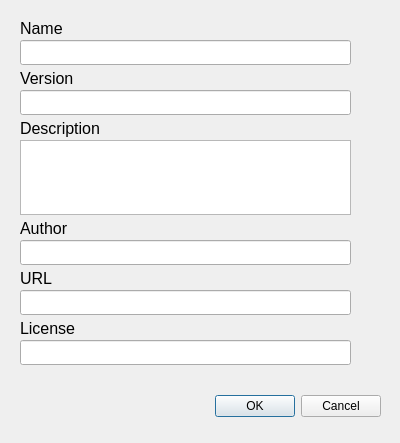
The window that apps/OpenSpace/ext/launcher/src/meta.ui (OpenSpace/OpenSpace) describes before a commit, drawn with Qt 5.
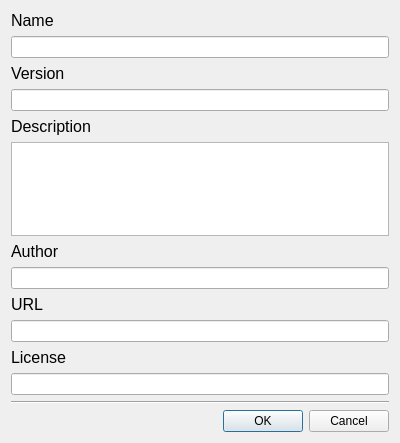
The same window after the commit.

Commit message: Implementing multiple changes to layouts and features based on feedback

```diff
--- a/apps/OpenSpace/ext/launcher/src/meta.ui
+++ b/apps/OpenSpace/ext/launcher/src/meta.ui
@@ -10,34 +10,35 @@
     <height>443</height>
    </rect>
   </property>
+  <property name="sizePolicy">
+   <sizepolicy hsizetype="Preferred" vsizetype="Preferred">
+    <horstretch>0</horstretch>
+    <verstretch>0</verstretch>
+   </sizepolicy>
+  </property>
+  <property name="minimumSize">
+   <size>
+    <width>320</width>
+    <height>400</height>
+   </size>
+  </property>
+  <property name="maximumSize">
+   <size>
+    <width>1000</width>
+    <height>900</height>
+   </size>
+  </property>
   <property name="windowTitle">
    <string>Meta</string>
   </property>
-  <widget class="QDialogButtonBox" name="buttonBox">
-   <property name="geometry">
-    <rect>
-     <x>40</x>
-     <y>390</y>
-     <width>341</width>
-     <height>32</height>
-    </rect>
-   </property>
-   <property name="orientation">
-    <enum>Qt::Horizontal</enum>
-   </property>
-   <property name="standardButtons">
-    <set>QDialogButtonBox::Cancel|QDialogButtonBox::Ok</set>
-   </property>
-  </widget>
+  <layout class="QGridLayout" name="gridLayout">
+   <item row="0" column="0">
+    <layout class="QVBoxLayout" name="verticalLayout">
+     <property name="sizeConstraint">
+      <enum>QLayout::SetMaximumSize</enum>
+     </property>
+     <item>
   <widget class="QLabel" name="label_name">
-   <property name="geometry">
-    <rect>
-     <x>20</x>
-     <y>20</y>
-     <width>67</width>
-     <height>17</height>
-    </rect>
-   </property>
    <property name="font">
     <font>
      <family>Arial</family>
@@ -48,25 +49,19 @@
     <string>Name</string>
    </property>
   </widget>
+     </item>
+     <item>
   <widget class="QLineEdit" name="line_name">
-   <property name="geometry">
-    <rect>
-     <x>20</x>
-     <y>40</y>
-     <width>331</width>
-     <height>25</height>
-    </rect>
-   </property>
-  </widget>
+       <property name="minimumSize">
+        <size>
+         <width>300</width>
+         <height>0</height>
+        </size>
+       </property>
+      </widget>
+     </item>
+     <item>
   <widget class="QLabel" name="label_version">
-   <property name="geometry">
-    <rect>
-     <x>20</x>
-     <y>70</y>
-     <width>67</width>
-     <height>17</height>
-    </rect>
-   </property>
    <property name="font">
     <font>
      <family>Arial</family>
@@ -77,25 +72,19 @@
     <string>Version</string>
    </property>
   </widget>
+     </item>
+     <item>
   <widget class="QLineEdit" name="line_version">
-   <property name="geometry">
-    <rect>
-     <x>20</x>
-     <y>90</y>
-     <width>331</width>
-     <height>25</height>
-    </rect>
-   </property>
-  </widget>
+       <property name="minimumSize">
+        <size>
+         <width>300</width>
+         <height>0</height>
+        </size>
+       </property>
+      </widget>
+     </item>
+     <item>
   <widget class="QLabel" name="label_description">
-   <property name="geometry">
-    <rect>
-     <x>20</x>
-     <y>120</y>
-     <width>91</width>
-     <height>17</height>
-    </rect>
-   </property>
    <property name="font">
     <font>
      <family>Arial</family>
@@ -106,25 +95,19 @@
     <string>Description</string>
    </property>
   </widget>
+     </item>
+     <item>
   <widget class="QTextEdit" name="text_description">
-   <property name="geometry">
-    <rect>
-     <x>20</x>
-     <y>140</y>
-     <width>331</width>
-     <height>75</height>
-    </rect>
-   </property>
-  </widget>
+       <property name="minimumSize">
+        <size>
+         <width>300</width>
+         <height>0</height>
+        </size>
+       </property>
+      </widget>
+     </item>
+     <item>
   <widget class="QLabel" name="label_author">
-   <property name="geometry">
-    <rect>
-     <x>20</x>
-     <y>220</y>
-     <width>67</width>
-     <height>17</height>
-    </rect>
-   </property>
    <property name="font">
     <font>
      <family>Arial</family>
@@ -135,35 +118,19 @@
     <string>Author</string>
    </property>
   </widget>
+     </item>
+     <item>
   <widget class="QLineEdit" name="line_author">
-   <property name="geometry">
-    <rect>
-     <x>20</x>
-     <y>240</y>
-     <width>331</width>
-     <height>25</height>
-    </rect>
-   </property>
-  </widget>
-  <widget class="QLineEdit" name="line_url">
-   <property name="geometry">
-    <rect>
-     <x>20</x>
-     <y>290</y>
-     <width>331</width>
-     <height>25</height>
-    </rect>
-   </property>
-  </widget>
+       <property name="minimumSize">
+        <size>
+         <width>300</width>
+         <height>0</height>
+        </size>
+       </property>
+      </widget>
+     </item>
+     <item>
   <widget class="QLabel" name="label_url">
-   <property name="geometry">
-    <rect>
-     <x>20</x>
-     <y>270</y>
-     <width>67</width>
-     <height>17</height>
-    </rect>
-   </property>
    <property name="font">
     <font>
      <family>Arial</family>
@@ -174,28 +141,19 @@
     <string>URL</string>
    </property>
   </widget>
-  <widget class="QLineEdit" name="line_license">
-   <property name="geometry">
-    <rect>
-     <x>20</x>
-     <y>340</y>
-     <width>331</width>
-     <height>25</height>
-    </rect>
-   </property>
-   <property name="text">
-    <string/>
-   </property>
-  </widget>
+     </item>
+     <item>
+      <widget class="QLineEdit" name="line_url">
+       <property name="minimumSize">
+        <size>
+         <width>300</width>
+         <height>0</height>
+        </size>
+       </property>
+      </widget>
+     </item>
+     <item>
   <widget class="QLabel" name="label_license">
-   <property name="geometry">
-    <rect>
-     <x>20</x>
-     <y>320</y>
-     <width>67</width>
-     <height>17</height>
-    </rect>
-   </property>
    <property name="font">
     <font>
      <family>Arial</family>
@@ -206,6 +164,40 @@
     <string>License</string>
    </property>
   </widget>
+     </item>
+     <item>
+      <widget class="QLineEdit" name="line_license">
+       <property name="minimumSize">
+        <size>
+         <width>300</width>
+         <height>0</height>
+        </size>
+       </property>
+       <property name="text">
+        <string/>
+       </property>
+      </widget>
+     </item>
+     <item>
+      <widget class="Line" name="line">
+       <property name="orientation">
+        <enum>Qt::Horizontal</enum>
+       </property>
+      </widget>
+     </item>
+     <item>
+      <widget class="QDialogButtonBox" name="buttonBox">
+       <property name="orientation">
+        <enum>Qt::Horizontal</enum>
+       </property>
+       <property name="standardButtons">
+        <set>QDialogButtonBox::Cancel|QDialogButtonBox::Ok</set>
+       </property>
+      </widget>
+     </item>
+    </layout>
+   </item>
+  </layout>
  </widget>
  <resources/>
  <connections>
```
Lines whose indentation alone changed are shown as unchanged. The commit also changes 33 other files.
